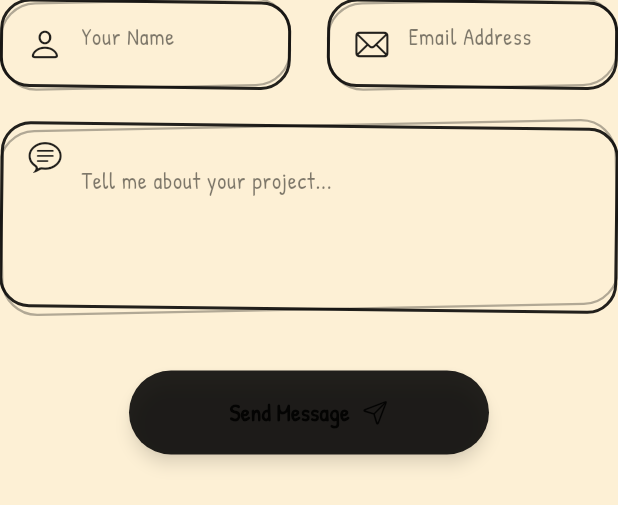
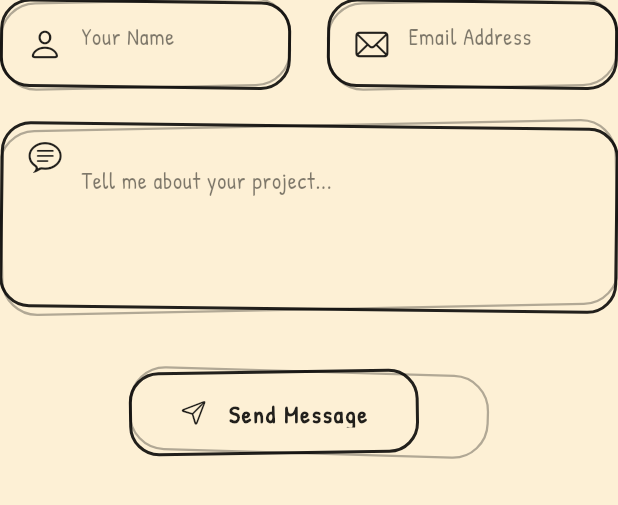
Before and after one commit to fazal-e-haq/Fazal-Portfolio, a Flutter app: the _ContactForm widget shown alone on an empty page, opened directly, on a phone screen of 412 x 824 dp. Shown: the top 505 px of the screen. Run offline on Flutter 3.47's test engine with Material 3 defaults, Android fonts, the phone set to English and light mode, and no system bars; our stand-ins replace animated_text_kit, auto_size_text, get, web; missing offline and left inert: dart:js_interop; statements that could not run were skipped.

Commit message:
fix(ui): remove ElevatedButton colors, convert to pure outline ButtonWidget, and globally hide Flutter scrollbars

```diff
--- a/lib/core/themes/theme.dart
+++ b/lib/core/themes/theme.dart
@@ -92,7 +92,7 @@ final ThemeData mainTheme = ThemeData(
 
   elevatedButtonTheme: ElevatedButtonThemeData(
     style: ElevatedButton.styleFrom(
-      backgroundColor: AppColors.primary,
+      backgroundColor: Colors.transparent,
       foregroundColor: AppColors.textMain,
       padding: const EdgeInsets.symmetric(horizontal: 25, vertical: 15),
       shape: RoundedRectangleBorder(
--- a/lib/features/contact/contact_section.dart
+++ b/lib/features/contact/contact_section.dart
@@ -1,5 +1,6 @@
 import 'package:flutter/material.dart';
 import 'package:flutter/cupertino.dart';
+import '../../widgets/button/button_widget.dart';
 import 'package:get/get.dart';
 
 import '../../core/constants/app_sizes.dart';
@@ -171,31 +172,21 @@ class _ContactForm extends StatelessWidget {
         SizedBox(
           width: 240,
           height: 56,
-          child: ElevatedButton(
+          child: ButtonWidget(
+            id: 'contact_submit_btn',
             onPressed: () {
               contactController.sendEmail();
             },
-            style: ElevatedButton.styleFrom(
-              backgroundColor: AppColors.primary,
-              shape: RoundedRectangleBorder(borderRadius: BorderRadius.circular(100)),
-              elevation: 4,
-              shadowColor: AppColors.primary.withValues(alpha: 0.5),
-            ),
-            child: const Row(
-              mainAxisAlignment: MainAxisAlignment.center,
-              children: [
-                Text(
+            text: const Text(
               'Send Message',
               style: TextStyle(
                 fontFamily: 'Patrick Hand',
                 fontSize: 16,
                 fontWeight: FontWeight.w600,
+                color: AppColors.textMain,
               ),
             ),
-                SizedBox(width: 8),
-                Icon(CupertinoIcons.paperplane, size: 18),
-              ],
-            ),
+            icon: const Icon(CupertinoIcons.paperplane, size: 18, color: AppColors.textMain),
           ),
         ),
       ],
```
Also changed, not shown: lib/main.dart (+5 -2 lines), lib/features/introduction/introduction_section.dart (line endings or trailing spaces), 1 other file. Lines whose indentation alone changed are shown as unchanged.
